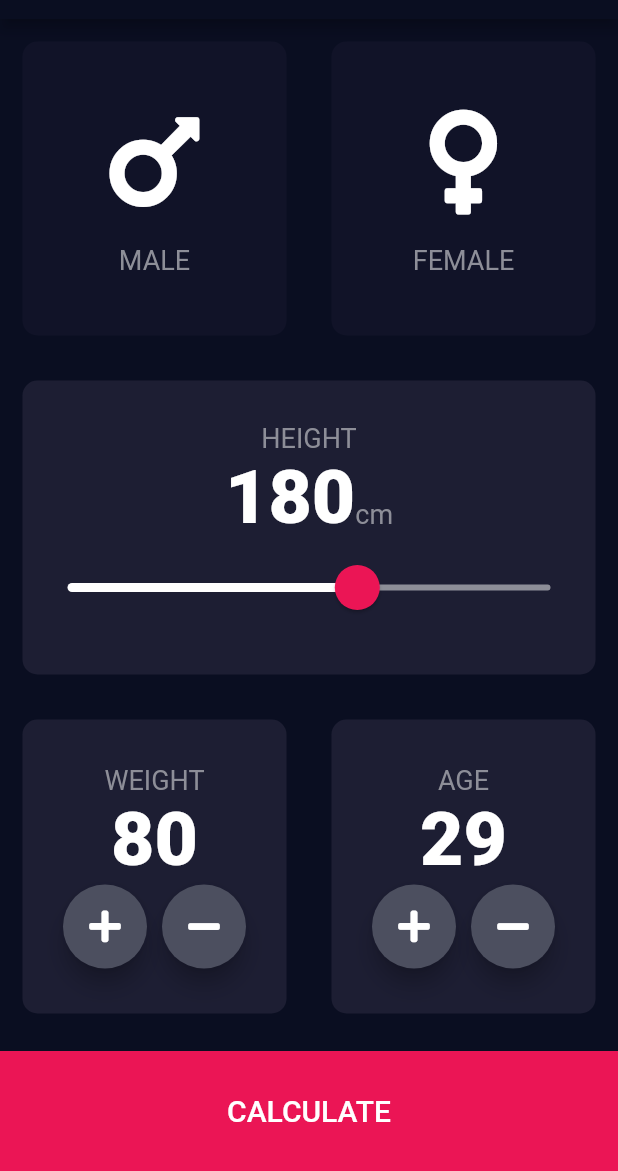
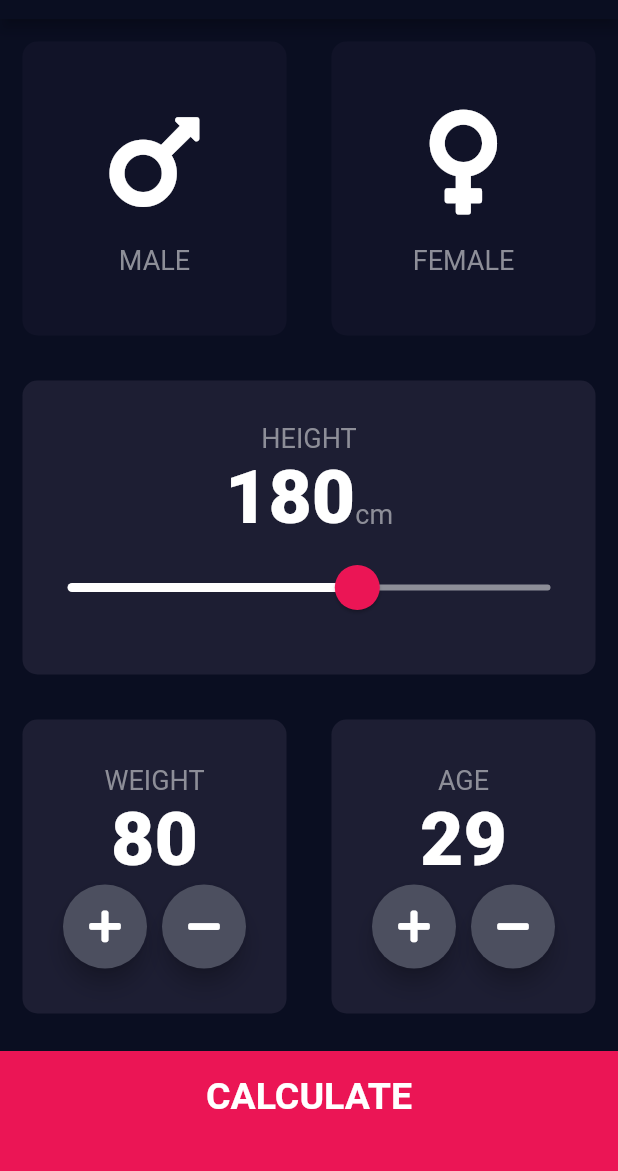
Before and after one commit to maxts0gt/flutter-bmi-calculator, a Flutter app: the screen it shows after launch, on a phone screen of 412 x 824 dp, the part 65-1236 px from its top. Run offline on Flutter 3.47's test engine with Material 2 defaults, Android fonts, the phone set to English and light mode, and no system bars; our stand-ins replace font_awesome_flutter.

```diff
--- /dev/null
+++ b/lib/components/bottom_button.dart
@@ -0,0 +1,23 @@
+import 'package:flutter/material.dart';
+import '../constants.dart';
+
+class BottomButton extends StatelessWidget {
+  BottomButton({@required this.onTap, this.buttonTitle});
+  final Function onTap;
+  final String buttonTitle;
+
+  @override
+  Widget build(BuildContext context) {
+    return GestureDetector(
+      onTap: onTap,
+      child: Container(
+        child: Center(child: Text(buttonTitle, style: kButtonStyle)),
+        color: kBottomContainerColor,
+        margin: EdgeInsets.only(top: 10.0),
+        padding: EdgeInsets.only(bottom: 20.0),
+        width: double.infinity,
+        height: kBottomContainerHeight,
+      ),
+    );
+  }
+}
--- a/lib/icon_content.dart
+++ b/lib/components/icon_content.dart
@@ -1,5 +1,5 @@
 import 'package:flutter/material.dart';
-import 'constants.dart';
+import '../constants.dart';
 
 class IconContent extends StatelessWidget {
   IconContent({this.icon, this.label});
--- /dev/null
+++ b/lib/components/roundIconButton.dart
@@ -0,0 +1,19 @@
+import 'package:flutter/material.dart';
+
+class RoundIconButton extends StatelessWidget {
+  RoundIconButton({@required this.icon, this.onPressed});
+  final IconData icon;
+  final Function onPressed;
+
+  @override
+  Widget build(BuildContext context) {
+    return RawMaterialButton(
+      child: Icon(icon, color: Colors.white),
+      onPressed: onPressed,
+      elevation: 6.0,
+      constraints: BoxConstraints.tightFor(width: 56.0, height: 56.0),
+      shape: CircleBorder(),
+      fillColor: Color(0xFF4C4F5F),
+    );
+  }
+}
--- a/lib/constants.dart
+++ b/lib/constants.dart
@@ -1,4 +1,9 @@
 import 'package:flutter/material.dart';
+
+const kBottomContainerHeight = 80.0;
+const kActiveBoxColor = Color(0xFF1D1E33);
+const kInActiveBoxColor = Color(0xFF111328);
+const kBottomContainerColor = Color(0xFFEB1555);
 
 const kLabelTextStyle = TextStyle(
   fontSize: 18.0,
@@ -11,11 +16,26 @@ const kNumberTextStyle = TextStyle(
 );
 
 const kButtonStyle = TextStyle(
-  fontSize: 20.0,
-  fontWeight: FontWeight.w500,
+  fontSize: 25.0,
+  fontWeight: FontWeight.bold,
 );
 
-const kBottomContainerHeight = 80.0;
-const kActiveBoxColor = Color(0xFF1D1E33);
-const kInActiveBoxColor = Color(0xFF111328);
-const kBottomContainerColor = Color(0xFFEB1555);
+const kTitleTextStyle = TextStyle(
+  fontSize: 25.0,
+  fontWeight: FontWeight.bold,
+);
+const kResultTextStyle = TextStyle(
+    color: Color(
+      0xFF24D876,
+    ),
+    fontSize: 22.0,
+    fontWeight: FontWeight.bold);
+
+const kBMITextStyle = TextStyle(
+  fontSize: 100.0,
+  fontWeight: FontWeight.bold,
+);
+
+const kBodyTextStyle = TextStyle(
+  fontSize: 22.0,
+);
--- a/lib/main.dart
+++ b/lib/main.dart
@@ -1,5 +1,5 @@
 import 'package:flutter/material.dart';
-import 'input_page.dart';
+import 'screens/input_page.dart';
 
 void main() => runApp(BMICalculator());
 
--- a/lib/input_page.dart
+++ b/lib/screens/input_page.dart
@@ -1,9 +1,11 @@
 import 'package:flutter/material.dart';
 import 'package:font_awesome_flutter/font_awesome_flutter.dart';
-import 'reusable_card.dart';
-import 'icon_content.dart';
-import 'constants.dart';
+import '../components/reusable_card.dart';
+import '../components/icon_content.dart';
+import '../constants.dart';
 import 'result_page.dart';
+import '../components/bottom_button.dart';
+import '../components/roundIconButton.dart';
 
 enum Gender { male, female }
 
@@ -202,45 +204,18 @@ class _InputPageState extends State<InputPage> {
               ],
             ),
           ),
-          GestureDetector(
+          BottomButton(
+              buttonTitle: 'CALCULATE',
               onTap: () {
                 Navigator.push(
                   context,
                   MaterialPageRoute(
-                  builder: (context) {
-                    return ResultsPage();
-                  },
+                    builder: (context) => ResultsPage(),
                   ),
                 );
-            },
-            child: Container(
-              child: Center(child: Text('CALCULATE', style: kButtonStyle)),
-              color: kBottomContainerColor,
-              margin: EdgeInsets.only(top: 10.0),
-              width: double.infinity,
-              height: kBottomContainerHeight,
-            ),
-          )
+              })
         ],
       ),
     );
   }
 }
-
-class RoundIconButton extends StatelessWidget {
-  RoundIconButton({@required this.icon, this.onPressed});
-  final IconData icon;
-  final Function onPressed;
-
-  @override
-  Widget build(BuildContext context) {
-    return RawMaterialButton(
-      child: Icon(icon, color: Colors.white),
-      onPressed: onPressed,
-      elevation: 6.0,
-      constraints: BoxConstraints.tightFor(width: 56.0, height: 56.0),
-      shape: CircleBorder(),
-      fillColor: Color(0xFF4C4F5F),
-    );
-  }
-}
```
Also changed, not shown: lib/result_page.dart (deleted, +0 -14 lines), lib/screens/result_page.dart (added, +64 -0 lines), lib/components/reusable_card.dart (renamed from lib/reusable_card.dart). Lines whose indentation alone changed are shown as unchanged.
